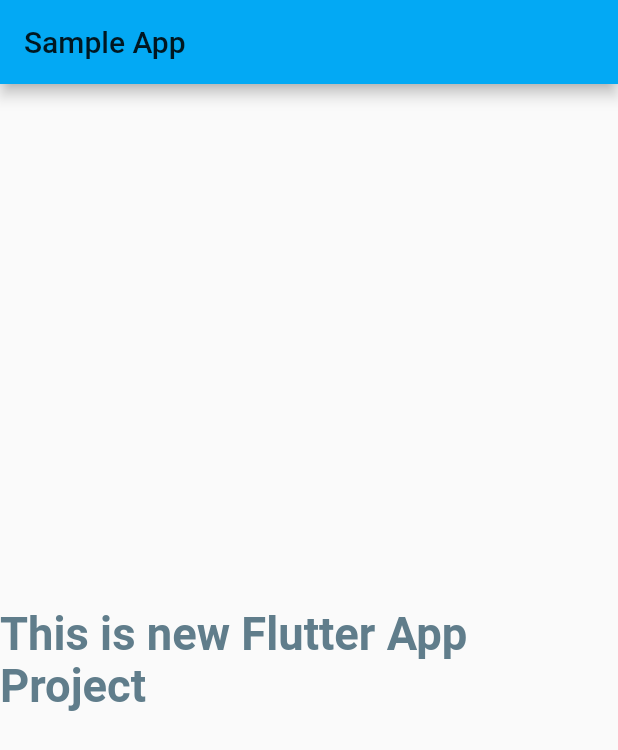
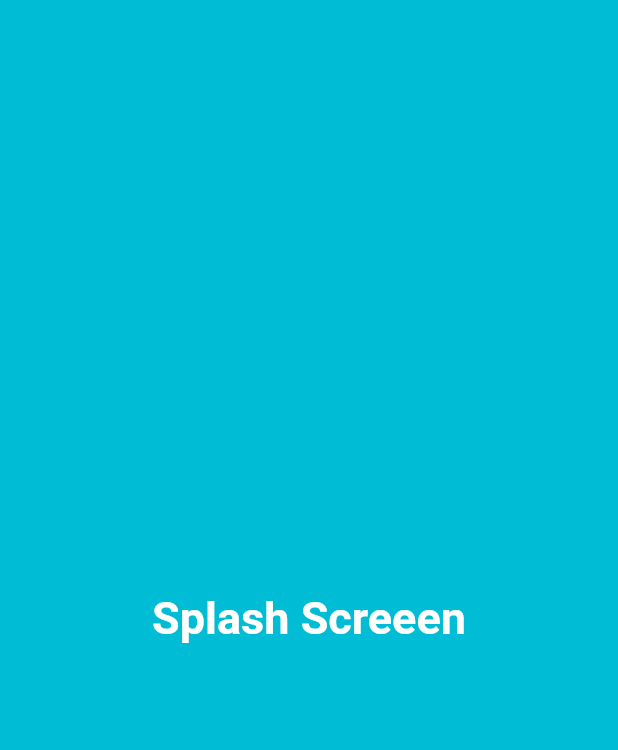
Before and after one commit to vivekkuvadiya/flutter-demo, a Flutter app: the screen it shows after launch, on a phone screen of 412 x 824 dp. Shown: the top 750 px of the screen. Run offline on Flutter 3.47's test engine with Material 2 defaults, Android fonts, the phone set to English and light mode, and no system bars.

Commit message:
splash-timer

```diff
--- a/lib/main.dart
+++ b/lib/main.dart
@@ -1,29 +1,54 @@
+import 'dart:async';
+
 import 'package:flutter/material.dart';
 
 void main() {
-  runApp(MyApp());
+  runApp(MaterialApp(
+    debugShowCheckedModeBanner: false,
+    home: MyApp(),
+  ));
 }
 
-class MyApp extends StatelessWidget {
+
+class MyApp extends StatefulWidget {
+  MyApp({Key key}) : super(key: key);
+
+  @override
+  _MyAppState createState() => _MyAppState();
+}
+
+class _MyAppState extends State<MyApp> {
+
+  @override
+  void initState() {
+    super.initState();
+    debugPrint('start splash screen');
+    Timer(Duration(milliseconds: 2500), finished);
+  }
+
+  finished(){
+    debugPrint('Splash screen finished....');
+
+  }
+
   @override
   Widget build(BuildContext context) {
-    return MaterialApp(
-      title: "Sample App",
-      theme:
-          ThemeData(accentColor: Colors.cyan, primarySwatch: Colors.lightBlue),
-      home: Scaffold(
-        appBar: AppBar(
-          title: Text("Sample App"),
-        ),
-        body: Center(
-          child: Text(
-            "This is new Flutter App Project",
-            style: TextStyle(
-                color: Colors.blueGrey,
-                fontWeight: FontWeight.bold,
-                fontSize: 30.25),
+    return Scaffold(
+      backgroundColor: Colors.cyan,
+      body: Column(
+        mainAxisAlignment: MainAxisAlignment.center,
+        children: [
+          Row(
+            mainAxisAlignment: MainAxisAlignment.center,
+            children: [
+              Text("Splash Screeen",
+                  style: TextStyle(
+                      color: Colors.white,
+                      fontSize: 30.0,
+                      fontWeight: FontWeight.bold)),
+            ],
           ),
-        ),
+        ],
       ),
     );
   }
```
Also changed, not shown: pubspec.lock.
